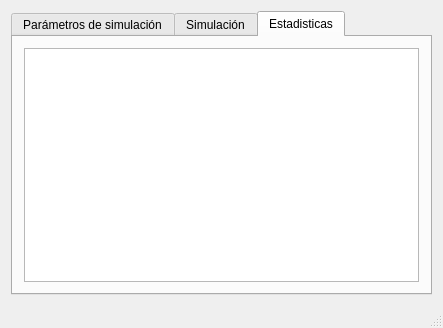
Above: mainwindow.ui from Nathan9604/SimulacionI-O before the change. Below: the same form after it.
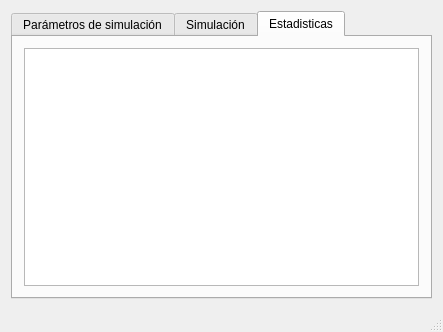
That is the form after the change. The open tabs and pages were chosen to show the change.

What changed in the file:
```diff
--- a/mainwindow.ui
+++ b/mainwindow.ui
@@ -7,7 +7,7 @@
     <x>0</x>
     <y>0</y>
     <width>443</width>
-    <height>328</height>
+    <height>332</height>
    </rect>
   </property>
   <property name="windowTitle">
```
Left out of the diff: 2 changed lines with no effect on the pictures.
